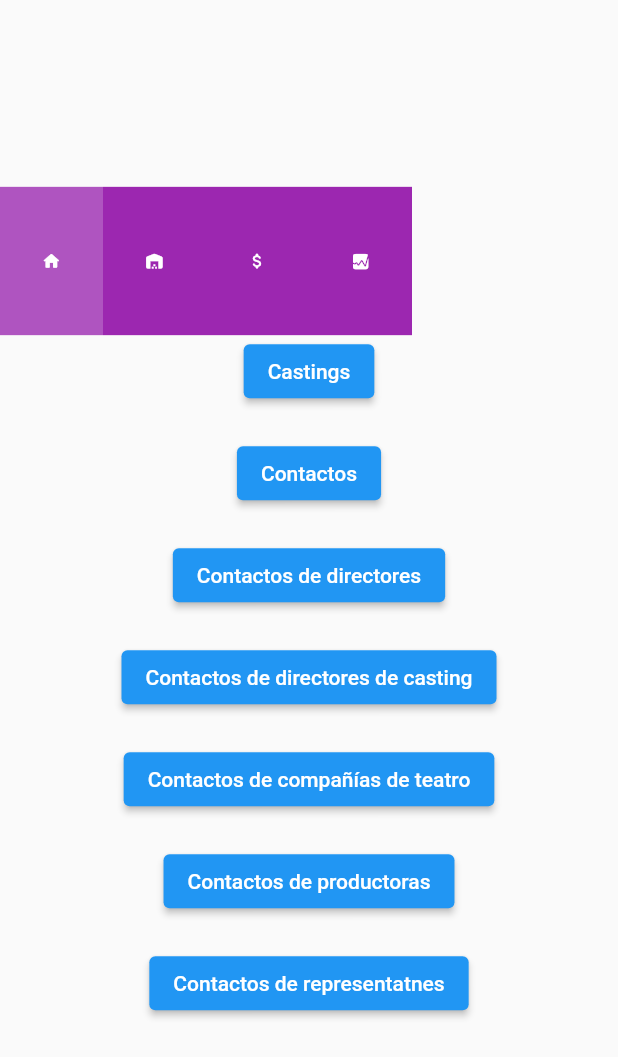
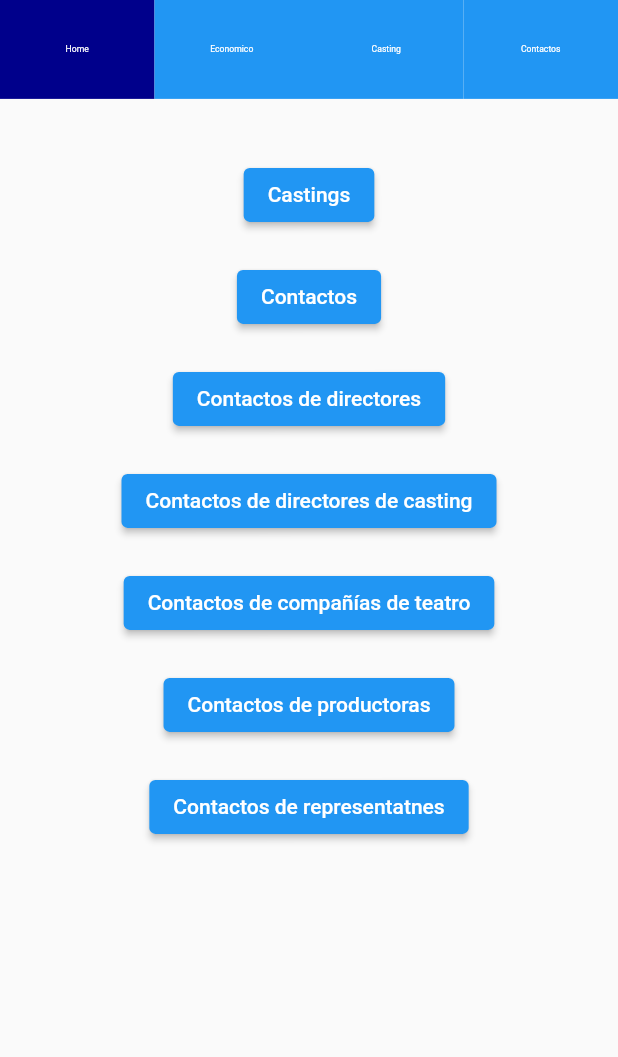
Before and after one commit to Lorea13/Profesionales-del-Arte, a Flutter app: the Home screen opened directly with empty values, on a phone screen of 412 x 824 dp. Shown: the top 1057 px of the screen. Run offline on Flutter 3.47's test engine with Material 2 defaults, Android fonts, the light colour scheme and no system bars; our stand-ins replace google_fonts, slide_to_act; network calls fail.

Commit message:
Top panel hover hecho

```diff
--- a/frontend/lib/fragments/topPanel.dart
+++ b/frontend/lib/fragments/topPanel.dart
@@ -24,11 +24,12 @@ import '../pages/contactPage.dart';
 import '../pages/economicPage.dart';
 import '../pages/castingPage.dart';
 
-Color mainColor = Colors.purple;
-Color selectedColor = const Color.fromARGB(201, 155, 39, 176);
+Color mainColor = Colors.blue;
+Color selectedColor = Color.fromARGB(255, 0, 0, 139);
 Color textColor = Colors.white;
+Color hoverTextColor = Colors.black;
 
-class TopPanel extends StatelessWidget {
+class TopPanel extends StatefulWidget {
   final int _count;
   List<PersonType> personTypes;
   List<Person> people;
@@ -37,84 +38,178 @@ class TopPanel extends StatelessWidget {
   List<ActivityType> activityTypes;
   List<Activity> activities;
 
+
+
   TopPanel(this._count, this.personTypes, this.people, this.castings, this.companys, this.activityTypes, this.activities,
   {Key? key}) : super(key: key);
 
   @override
+  State<TopPanel> createState() => _TopPanelState();
+
+}
+
+class _TopPanelState extends State<TopPanel> {
+
+  bool _hoveringHome = false;
+  bool _hoveringEconomic = false;
+  bool _hoveringCasting = false;
+  bool _hoveringContacts = false;
+
+  @override
   Widget build(BuildContext context) {
     return SizedBox(
-      height: MediaQuery.of(context).size.height * 0.12,
+      height: MediaQuery.of(context).size.height * 0.08,
       width: MediaQuery.of(context).size.width,
       child: Row(
         children: [
           MouseRegion(
             cursor: SystemMouseCursors.click,
+            onEnter: (PointerEvent details) {
+              setState(() {
+                _hoveringHome = true;
+              });
+            },
+            onExit: (PointerEvent details) {
+              setState(() {
+                _hoveringHome = false;
+              });
+            },
             child: GestureDetector(
               onTap: () {
-                Home(personTypes, people, castings, companys, activityTypes, activities);
+                Navigator.push(
+                  context,
+                  MaterialPageRoute(builder: (context) => Home(widget.personTypes, widget.people, widget.castings, widget.companys, widget.activityTypes, widget.activities)),
+                );
               },
+              child: Opacity(
+                opacity: _hoveringHome ? 0.5 : 1.0,
                 child: Container(
-                width: MediaQuery.of(context).size.width / 6,
-                height: MediaQuery.of(context).size.height * 0.12,
-                color: _count == 0 ? selectedColor : mainColor,
-                child: Icon(
-                  Icons.home_rounded,
-                  size: MediaQuery.of(context).size.width / 1000 * 32,
-                  color: textColor,
+                  width: MediaQuery.of(context).size.width / 4,
+                  height: MediaQuery.of(context).size.height * 0.08,
+                  color: widget._count == 0 ? selectedColor : mainColor,
+                  child: Center(
+                    child: Text(
+                      'Home',
+                      style: TextStyle(
+                        fontSize: MediaQuery.of(context).size.width / 1000 * 14,
+                        color: _hoveringHome ? hoverTextColor : textColor,
+                      ),
+                    ),
+                  ),
                   ),
                 ),
             ),
           ),
           MouseRegion(
             cursor: SystemMouseCursors.click,
+            onEnter: (PointerEvent details) {
+              setState(() {
+                _hoveringEconomic = true;
+              });
+            },
+            onExit: (PointerEvent details) {
+              setState(() {
+                _hoveringEconomic = false;
+              });
+            },
             child: GestureDetector(
               onTap: () {
-                EconomicPage(activityTypes, activities, companys);
+                Navigator.push(
+                  context,
+                  MaterialPageRoute(builder: (context) => EconomicPage(widget.activityTypes, widget.activities, widget.companys)),
+                );
               },
+              child: Opacity(
+                opacity: _hoveringEconomic ? 0.5 : 1.0,
                 child: Container(
-                width: MediaQuery.of(context).size.width / 6,
-                height: MediaQuery.of(context).size.height * 0.12,
-                color: _count == 1 ? selectedColor : mainColor,
-                child: Icon(
-                  Icons.warehouse_rounded,
-                  size: MediaQuery.of(context).size.width / 1000 * 32,
-                  color: textColor,
+                  width: MediaQuery.of(context).size.width / 4,
+                  height: MediaQuery.of(context).size.height * 0.08,
+                  color: widget._count == 1 ? selectedColor : mainColor,
+                  child: Center(
+                    child: Text(
+                      'Economico',
+                      style: TextStyle(
+                        fontSize: MediaQuery.of(context).size.width / 1000 * 14,
+                        color: _hoveringEconomic ? hoverTextColor : textColor,
+                      ),
+                    ),
+                  ),
                 ),
               ),
             ),
           ),
           MouseRegion(
             cursor: SystemMouseCursors.click,
+            onEnter: (PointerEvent details) {
+              setState(() {
+                _hoveringCasting = true;
+              });
+            },
+            onExit: (PointerEvent details) {
+              setState(() {
+                _hoveringCasting = false;
+              });
+            },
             child: GestureDetector(
              onTap: () {
-                CastingPage(personTypes, people, castings);
+              Navigator.push(
+                context,
+                MaterialPageRoute(builder: (context) => CastingPage(widget.personTypes, widget.people, widget.castings)),
+              );
             },
+              child: Opacity(
+                opacity: _hoveringCasting ? 0.5 : 1.0,
                 child: Container(
-                width: MediaQuery.of(context).size.width / 6,
-                height: MediaQuery.of(context).size.height * 0.12,
-                color: _count == 2 ? selectedColor : mainColor,
-                child: Icon(
-                  Icons.attach_money_rounded,
-                  size: MediaQuery.of(context).size.width / 1000 * 32,
-                  color: textColor,
+                width: MediaQuery.of(context).size.width / 4,
+                height: MediaQuery.of(context).size.height * 0.08,
+                color: widget._count == 2 ? selectedColor : mainColor,
+                child: Center(
+                    child: Text(
+                      'Casting',
+                      style: TextStyle(
+                        fontSize: MediaQuery.of(context).size.width / 1000 * 14,
+                        color: _hoveringCasting ? hoverTextColor : textColor,
+                      ),
+                    ),
+                  ),
                 ),
               ),
             ),
           ),
           MouseRegion(
             cursor: SystemMouseCursors.click,
+            onEnter: (PointerEvent details) {
+              setState(() {
+                _hoveringContacts = true;
+              });
+            },
+            onExit: (PointerEvent details) {
+              setState(() {
+                _hoveringContacts = false;
+              });
+            },
             child: GestureDetector(
               onTap: () {
-                ContactPage(personTypes, people, castings);
+                Navigator.push(
+                  context,
+                  MaterialPageRoute(builder: (context) => ContactPage(widget.personTypes, widget.people, widget.castings)),
+                );
               },
+              child: Opacity(
+                opacity: _hoveringContacts ? 0.5 : 1.0,
               child: Container(
-                width: MediaQuery.of(context).size.width / 6,
-                height: MediaQuery.of(context).size.height * 0.12,
-                color: _count == 3 ? selectedColor : mainColor,
-                child: Icon(
-                  CupertinoIcons.graph_square_fill,
-                  size: MediaQuery.of(context).size.width / 1000 * 32,
-                  color: textColor,
+                width: MediaQuery.of(context).size.width / 4,
+                height: MediaQuery.of(context).size.height * 0.08,
+                color: widget._count == 3 ? selectedColor : mainColor,
+                child: Center(
+                    child: Text(
+                      'Contactos',
+                      style: TextStyle(
+                        fontSize: MediaQuery.of(context).size.width / 1000 * 14,
+                        color: _hoveringContacts ? hoverTextColor : textColor,
+                      ),
+                    ),
+                ),
                   ),
               ),
             ),
--- a/frontend/lib/pages/home.dart
+++ b/frontend/lib/pages/home.dart
@@ -67,11 +67,12 @@ class _HomeState extends State<Home> {
   @override
   Widget build(BuildContext context) {
     return Scaffold(
-      body: Center(
+      body: Container(
         child: Column(
-          mainAxisAlignment: MainAxisAlignment.center,
+          mainAxisAlignment: MainAxisAlignment.start,
           children: [
             TopPanel(0, widget.personTypes, widget.people, widget.castings, widget.companys, widget.activityTypes, widget.activities),
+            SizedBox(height: 40),
             ElevatedButton(
               child: Text('Castings'),
               onPressed: () {
```
Lines whose indentation alone changed are shown as unchanged.
